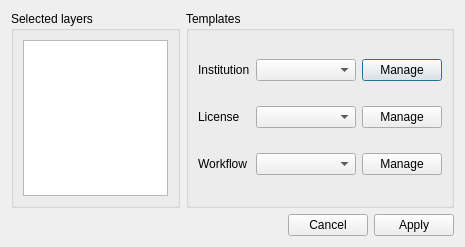
Old version of the form src/ui/ui_apply_templates.ui in the repository nextgis/qgis_metatools.
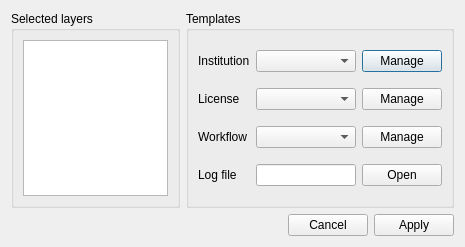
New version of the form.

Commit message: Set icon for plugin Change template form - adding controls for select log file

Patch:
```diff
--- a/src/ui/ui_apply_templates.ui
+++ b/src/ui/ui_apply_templates.ui
@@ -92,6 +92,27 @@
         </property>
        </widget>
       </item>
+      <item row="3" column="0">
+       <widget class="QLabel" name="label">
+        <property name="text">
+         <string>Log file</string>
+        </property>
+       </widget>
+      </item>
+      <item row="3" column="1">
+       <widget class="QLineEdit" name="logFileLineEdit">
+        <property name="readOnly">
+         <bool>true</bool>
+        </property>
+       </widget>
+      </item>
+      <item row="3" column="2">
+       <widget class="QPushButton" name="selectFileButton">
+        <property name="text">
+         <string>Open</string>
+        </property>
+       </widget>
+      </item>
      </layout>
     </widget>
    </item>
```
The commit also changes 2 other files.
